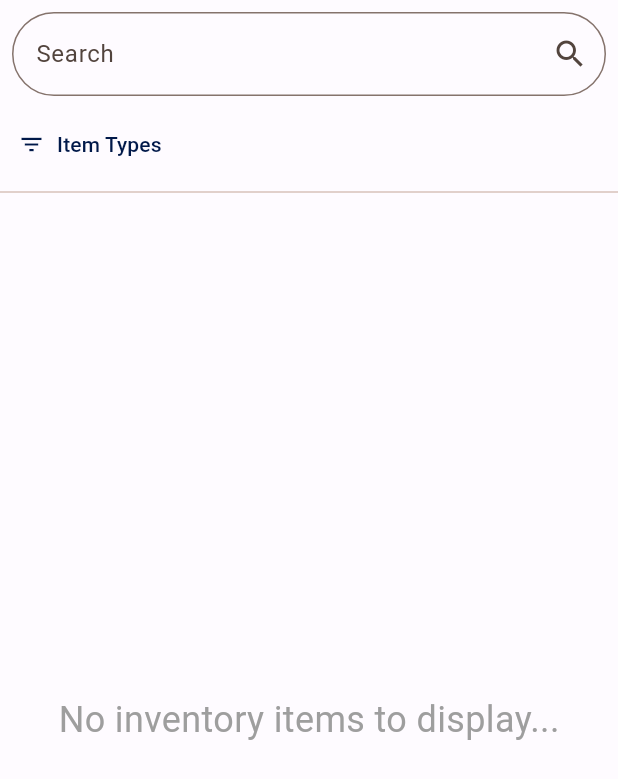
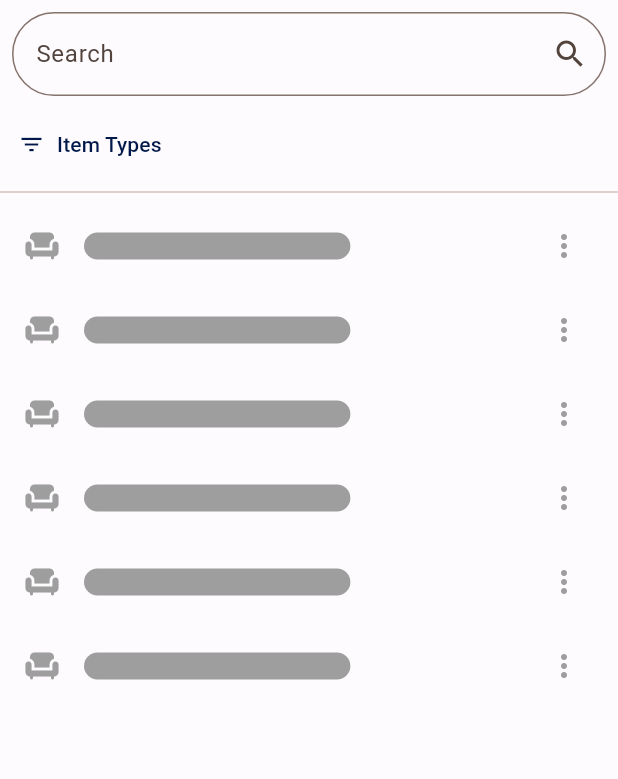
Before and after one commit to vehikl/spare-parts, a Flutter app: the InventoryView widget shown alone on an empty page, opened directly, on a phone screen of 412 x 824 dp. Shown: the top 779 px of the screen. Run offline on Flutter 3.47's test engine with Material 2 defaults, Android fonts, the phone set to English and light mode, and no system bars; drawn by our look-alikes of flutter_animate; our stand-ins replace cloud_firestore, cloud_functions, firebase_auth, firebase_core, google_sign_in, js; missing offline and left inert: mobile_scanner, mockito; accounts and stored records are empty; generated files the repository leaves out were written again.

Commit message:
style inventory list item loading widget
Co-authored-by: Alisa Vynohradova <56138100+alisondraV@users.noreply.github.com>
Co-authored-by: Oleksandr Levinskyi <72713236+OleksandrLevinskyi@users.noreply.github.com>
Co-authored-by: thelemon2020 <53379286+thelemon2020@users.noreply.github.com>

```diff
--- a/lib/pages/home_page/inventory_view/inventory_view.dart
+++ b/lib/pages/home_page/inventory_view/inventory_view.dart
@@ -118,7 +118,7 @@ class _InventoryViewState extends State<InventoryView> {
                 return ErrorContainer(error: snapshot.error.toString());
               }
 
-              if (!snapshot.hasData) {
+              if (true) {
                 return Column(
                   children:
                       List.generate(6, (index) => InventoryListItemLoading()),
--- a/lib/widgets/inventory_list_item_loading.dart
+++ b/lib/widgets/inventory_list_item_loading.dart
@@ -1,3 +1,5 @@
+import 'dart:math';
+
 import 'package:flutter/material.dart';
 import 'package:flutter_animate/flutter_animate.dart';
 
@@ -6,13 +8,23 @@ class InventoryListItemLoading extends StatelessWidget {
 
   @override
   Widget build(BuildContext context) {
+    final randomWidth = 150 + Random().nextDouble() * 250;
+
     return ListTile(
-      leading: Icon(Icons.chair),
-      title: Container(
-          height: 30,
-          decoration: BoxDecoration(
-              borderRadius: BorderRadius.circular(15), color: Colors.black)),
-      trailing: Icon(Icons.more_vert),
+      leading: Icon(Icons.chair, color: Colors.grey),
+      title: Row(
+        mainAxisAlignment: MainAxisAlignment.start,
+        children: [
+          Container(
+              height: 18,
+              width: randomWidth,
+              decoration: BoxDecoration(
+                borderRadius: BorderRadius.circular(15),
+                color: Colors.grey,
+              )),
+        ],
+      ),
+      trailing: Icon(Icons.more_vert, color: Colors.grey),
     )
         .animate(onPlay: (controller) => controller.repeat())
         .shimmer(duration: 1200.ms, color: const Color(0xFF80DDFF));
```
